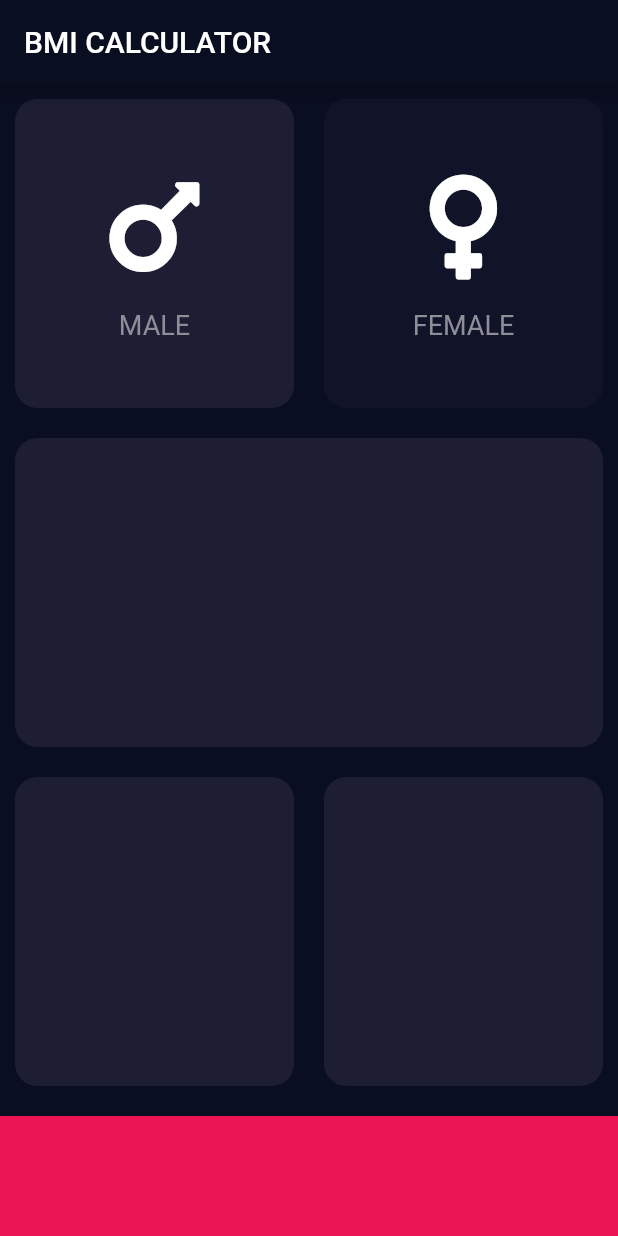
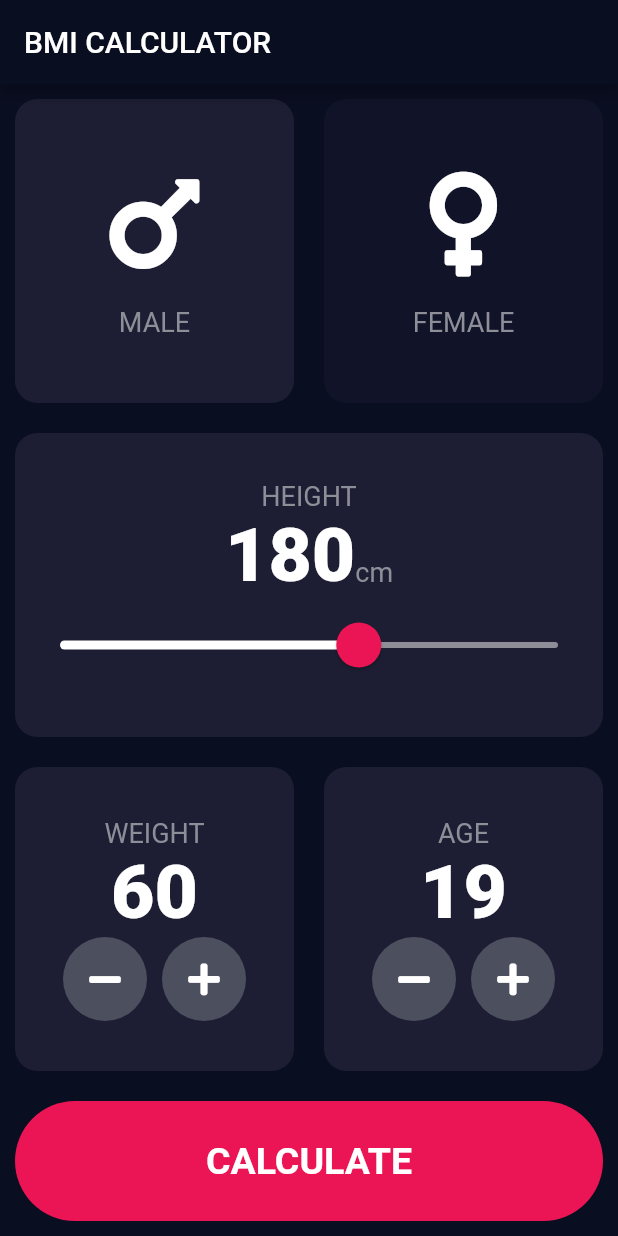
Before and after one commit to pyagmyrov/bmi-calculator, a Flutter app: the screen it shows after launch, after a tap on "MALE", on a phone screen of 412 x 824 dp. Run offline on Flutter 3.47's test engine with Material 2 defaults, Android fonts, the phone set to English and light mode, and no system bars; our stand-ins replace font_awesome_flutter.

Commit message:
updated files

```diff
--- /dev/null
+++ b/lib/bottomButton.dart
@@ -0,0 +1,32 @@
+import 'package:flutter/material.dart';
+import 'constants.dart';
+
+
+class BottomButton extends StatelessWidget {
+
+BottomButton({@required this.onTap, @required this.buttonTitle});
+final Function onTap;
+final String buttonTitle;
+
+  @override
+  Widget build(BuildContext context) {
+    return GestureDetector(
+      onTap: onTap,
+      child: Container(
+        child: Center(
+          child: Text(buttonTitle,style: TextStyle(
+            fontSize: 25,
+            fontWeight: FontWeight.bold,
+          ),),
+        ),
+        margin: EdgeInsets.all(10),
+        width: double.infinity,
+        height: bottomContainerHeight,
+        decoration: BoxDecoration(
+          borderRadius: BorderRadius.circular(60),
+          color: bottomContainerColor,
+        ),
+      ),
+    );
+  }
+}
--- /dev/null
+++ b/lib/calculator_brain.dart
@@ -0,0 +1,43 @@
+import 'dart:math';
+class CalculatorBrain {
+
+CalculatorBrain({this.height, this.weight});
+
+  final int height;
+  final int weight;
+
+  double _bmi;
+
+
+  String calculateBMI(){
+
+    _bmi = weight / pow(height/100, 2);
+
+    return _bmi.toStringAsFixed(1);
+
+  }
+
+  String getResults(){
+    if(_bmi >= 25){
+      return 'Overweight';
+
+    }else if(_bmi > 18.5){
+      return 'Normal';
+    }else {
+      return 'Underweight';
+    }
+
+  }
+  String getInterpretation (){
+     if(_bmi >= 25){
+      return 'You have a higher than normal body weight. Try to exercise more.';
+
+    }else if(_bmi > 18.5){
+      return 'You have a normal body weight. Good job!';
+    }else {
+      return 'You have a lower than normal body weight. You can eat a bit more.';
+    }
+
+  }
+
+}
--- /dev/null
+++ b/lib/constants.dart
@@ -0,0 +1,39 @@
+import 'package:flutter/material.dart';
+
+const bottomContainerHeight = 80.0;
+const buttonColor = Color(0xFF1d1e33);
+const inactiveColor = Color(0xff111328);
+const bottomContainerColor = Color(0xffeb1555);
+
+
+
+const labelTextStyle = TextStyle(
+  fontSize: 18,
+  color: Color(0xff8d8e98),
+);
+
+const numberTextStyle = TextStyle(
+fontSize: 50.0, fontWeight: FontWeight.w900
+
+);
+
+const kTitleTextStyle = TextStyle(
+  fontSize: 50.0,
+  fontWeight: FontWeight.bold,
+
+);
+
+const kResultsTextStyle = TextStyle(
+  color: Color(0xff24d876),
+  fontSize: 22.0,
+  fontWeight: FontWeight.bold,
+);
+
+const kBmiTextStyle = TextStyle(
+  fontSize: 100.0,
+  fontWeight: FontWeight.bold,
+);
+
+const kbodyTextStyle = TextStyle(
+  fontSize: 22.0,
+);
--- a/lib/icon_content.dart
+++ b/lib/icon_content.dart
@@ -1,5 +1,5 @@
 import 'package:flutter/material.dart';
-
+import 'constants.dart';
 
 class InsideButton extends StatelessWidget {
   InsideButton({this.icon,this.label});
@@ -20,10 +20,8 @@ class InsideButton extends StatelessWidget {
         ),
         Text(
           label,
-          style: TextStyle(
-              color: Color(0xff8d8e98),
-              fontSize: 18.0
-              ),
+          style: labelTextStyle,
+
         ),
       ],
     );
--- a/lib/input_pages.dart
+++ b/lib/input_pages.dart
@@ -2,11 +2,15 @@ import 'package:flutter/material.dart';
 import 'package:font_awesome_flutter/font_awesome_flutter.dart';
 import 'icon_content.dart';
 import 'reusable.dart';
+import 'constants.dart';
+import 'results_page.dart';
+import 'bottomButton.dart';
+import 'calculator_brain.dart';
 
-const bottomContainerHeight = 80.0;
-const buttonColor = Color(0xFF1d1e33);
-const inactiveColor = Color(0xff111328);
-const bottomContainerColor = Color(0xffeb1555);
+enum Gender {
+  male,
+  female,
+}
 
 class InputPage extends StatefulWidget {
   @override
@@ -14,34 +18,11 @@ class InputPage extends StatefulWidget {
 }
 
 class _InputPageState extends State<InputPage> {
+  Gender selectedGender;
+  int height = 180;
+  int weight = 60;
+  int age = 19;
 
-  Color maleCardColour = inactiveColor;
-  Color femaleCardColour = inactiveColor;
-
-
-// 1 = male , 2 = female
-  void updateColor(int gender){
-    //male card pressed
-if (gender == 1){
-  if(maleCardColour == inactiveColor){
-    maleCardColour = buttonColor;
-    femaleCardColour = inactiveColor;
-  }else{
-    maleCardColour = inactiveColor;
-  }
-}
-  if(gender == 2){
-    if(femaleCardColour == inactiveColor){
-      femaleCardColour = buttonColor;
-      maleCardColour = inactiveColor;
-    }
-    else{
-      femaleCardColour = inactiveColor;
-
-  }
-
-}
-  }
   @override
   Widget build(BuildContext context) {
     return Scaffold(
@@ -49,40 +30,41 @@ if (gender == 1){
           title: Text('BMI CALCULATOR'),
         ),
         body: Column(
+          crossAxisAlignment: CrossAxisAlignment.stretch,
           children: <Widget>[
             Expanded(
               child: Row(
                 children: <Widget>[
                   Expanded(
-                    child: GestureDetector(
-                      onTap: (){
+                    child: ReusableCard(
+                      onPress: () {
                         setState(() {
-                          updateColor(1);
+                          selectedGender = Gender.male;
                         });
                       },
-                                          child: ReusableCard(
                       cardChild: InsideButton(
                         icon: FontAwesomeIcons.mars,
                         label: 'MALE',
                       ),
-                          colour: maleCardColour,
-                          ),
+                      colour: selectedGender == Gender.male
+                          ? buttonColor
+                          : inactiveColor,
                     ),
                   ),
                   Expanded(
-                    child: GestureDetector(
-                      onTap: (){
+                    child: ReusableCard(
+                      onPress: () {
                         setState(() {
-                          updateColor(2);
+                          selectedGender = Gender.female;
                         });
                       },
-                                          child: ReusableCard(
                       cardChild: InsideButton(
                         icon: FontAwesomeIcons.venus,
                         label: 'FEMALE',
                       ),
-                        colour: femaleCardColour,
-                      ),
+                      colour: selectedGender == Gender.female
+                          ? buttonColor
+                          : inactiveColor,
                     ),
                   ),
                 ],
@@ -90,6 +72,51 @@ if (gender == 1){
             ),
             Expanded(
                 child: ReusableCard(
+              cardChild: Column(
+                mainAxisAlignment: MainAxisAlignment.center,
+                children: <Widget>[
+                  Text(
+                    'HEIGHT',
+                    style: labelTextStyle,
+                  ),
+                  Row(
+                    mainAxisAlignment: MainAxisAlignment.center,
+                    crossAxisAlignment: CrossAxisAlignment.baseline,
+                    textBaseline: TextBaseline.alphabetic,
+                    children: <Widget>[
+                      Text(
+                        height.toString(),
+                        style: numberTextStyle,
+                      ),
+                      Text(
+                        'cm',
+                        style: labelTextStyle,
+                      ),
+                    ],
+                  ),
+                  SliderTheme(
+                    data: SliderTheme.of(context).copyWith(
+                        activeTrackColor: Colors.white,
+                        thumbColor: Color(0xffeb1555),
+                        overlayColor: Color(0x1feb1555),
+                        thumbShape:
+                            RoundSliderThumbShape(enabledThumbRadius: 15.0),
+                        overlayShape:
+                            RoundSliderOverlayShape(overlayRadius: 30.0)),
+                    child: Slider(
+                      value: height.toDouble(),
+                      min: 120.0,
+                      max: 220.0,
+                      inactiveColor: Color(0xff8d8e98),
+                      onChanged: (double newValue) {
+                        setState(() {
+                          height = newValue.round();
+                        });
+                      },
+                    ),
+                  ),
+                ],
+              ),
               colour: buttonColor,
             )),
             Expanded(
@@ -97,22 +124,128 @@ if (gender == 1){
                 children: <Widget>[
                   Expanded(
                     child: ReusableCard(
+                      cardChild: Column(
+                        mainAxisAlignment: MainAxisAlignment.center,
+                        children: <Widget>[
+                          Text(
+                            'WEIGHT',
+                            style: labelTextStyle,
+                          ),
+                          Text(
+                            weight.toString(),
+                            style: numberTextStyle,
+                          ),
+                          Row(
+                            mainAxisAlignment: MainAxisAlignment.center,
+                            children: <Widget>[
+                              RoundIconButton(
+                                icon: FontAwesomeIcons.minus,
+                                onPressed: () {
+                                  setState(() {
+                                    weight--;
+                                  });
+                                },
+                              ),
+                              SizedBox(
+                                width: 10.0,
+                              ),
+                              RoundIconButton(
+                                icon: FontAwesomeIcons.plus,
+                                onPressed: () {
+                                  setState(() {
+                                    weight++;
+                                  });
+                                },
+                              ),
+                            ],
+                          ),
+                        ],
+                      ),
                       colour: buttonColor,
-                  )),
+                    ),
+                  ),
                   Expanded(
                       child: ReusableCard(
+                    cardChild: Column(
+                      mainAxisAlignment: MainAxisAlignment.center,
+                      children: <Widget>[
+                        Text(
+                          'AGE',
+                          style: labelTextStyle,
+                        ),
+                        Text(
+                          age.toString(),
+                          style: numberTextStyle,
+                        ),
+                        Row(
+                          mainAxisAlignment: MainAxisAlignment.center,
+                          children: <Widget>[
+                            RoundIconButton(
+                              icon: FontAwesomeIcons.minus,
+                              onPressed: () {
+                                setState(() {
+                                  age--;
+                                });
+                              },
+                            ),
+                            SizedBox(
+                              width: 10.0,
+                            ),
+                            RoundIconButton(
+                              icon: FontAwesomeIcons.plus,
+                              onPressed: () {
+                                setState(() {
+                                  age++;
+                                });
+                              },
+                            ),
+                          ],
+                        ),
+                      ],
+                    ),
                     colour: buttonColor,
                   )),
                 ],
               ),
             ),
-            Container(
-              color: bottomContainerColor,
-              margin: EdgeInsets.only(top: 10.0),
-              width: double.infinity,
-              height: bottomContainerHeight,
+            BottomButton(buttonTitle: 'CALCULATE',onTap: () {
+
+        CalculatorBrain calc = CalculatorBrain(height: height,weight: weight);
+
+        Navigator.push(
+          context,
+          MaterialPageRoute(
+            builder: (context) => ResultsPage(
+              bmiResult: calc.calculateBMI(),
+              resultText: calc.getResults(),
+              interpretation: calc.getInterpretation(),
             ),
+          ),
+        );
+      },),
           ],
         ));
   }
 }
+
+
+
+class RoundIconButton extends StatelessWidget {
+  RoundIconButton({@required this.icon, @required this.onPressed});
+  final Function onPressed;
+  final IconData icon;
+  @override
+  Widget build(BuildContext context) {
+    return RawMaterialButton(
+      child: Icon(icon),
+      onPressed: onPressed,
+      elevation: 0.0,
+      constraints: BoxConstraints.tightFor(
+        width: 56.0,
+        height: 56.0,
+      ),
+      shape: CircleBorder(),
+      fillColor: Color(0xff4c4f5e),
+    );
+  }
+}
--- a/lib/reusable.dart
+++ b/lib/reusable.dart
@@ -2,18 +2,22 @@ import 'package:flutter/material.dart';
 
 
 class ReusableCard extends StatelessWidget {
-  ReusableCard({@required this.colour, this.cardChild});
+  ReusableCard({@required this.colour, this.cardChild, this.onPress});
   final Color colour;
   final Widget cardChild;
+  final Function onPress;
 
   @override
   Widget build(BuildContext context) {
-    return Container(
-      child: cardChild,
-      margin: EdgeInsets.all(10.0),
-      decoration: BoxDecoration(
-        borderRadius: BorderRadius.circular(15.0),
-        color: colour,
+    return GestureDetector(
+      onTap: onPress,
+          child: Container(
+        child: cardChild,
+        margin: EdgeInsets.all(10.0),
+        decoration: BoxDecoration(
+          borderRadius: BorderRadius.circular(15.0),
+          color: colour,
+        ),
       ),
     );
   }
```
Also changed, not shown: lib/results_page.dart (added, +63 -0 lines). Lines whose indentation alone changed are shown as unchanged.
